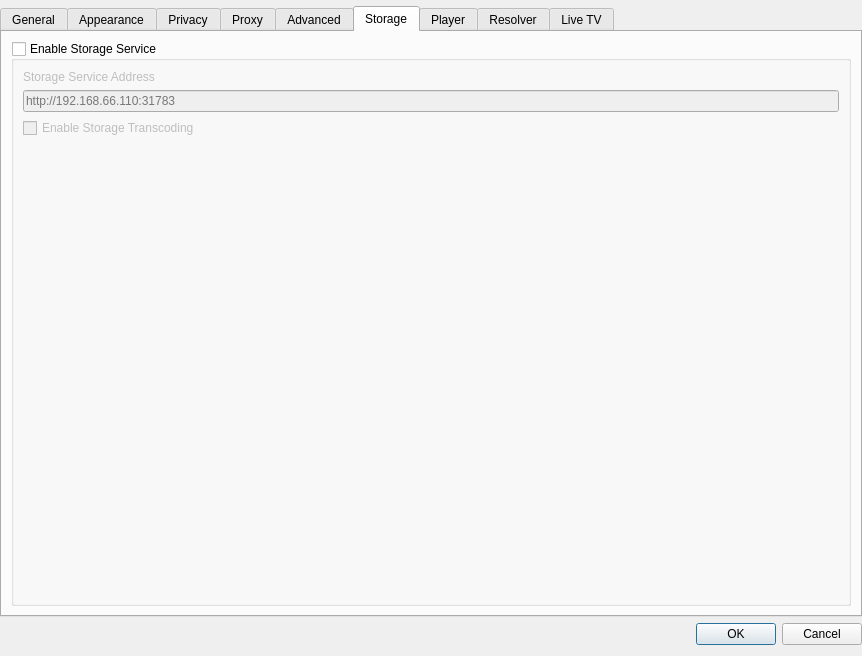
First picture: the form in src/desktop/ui/settings.ui, repository missdeer/imchenwen, before the edit.
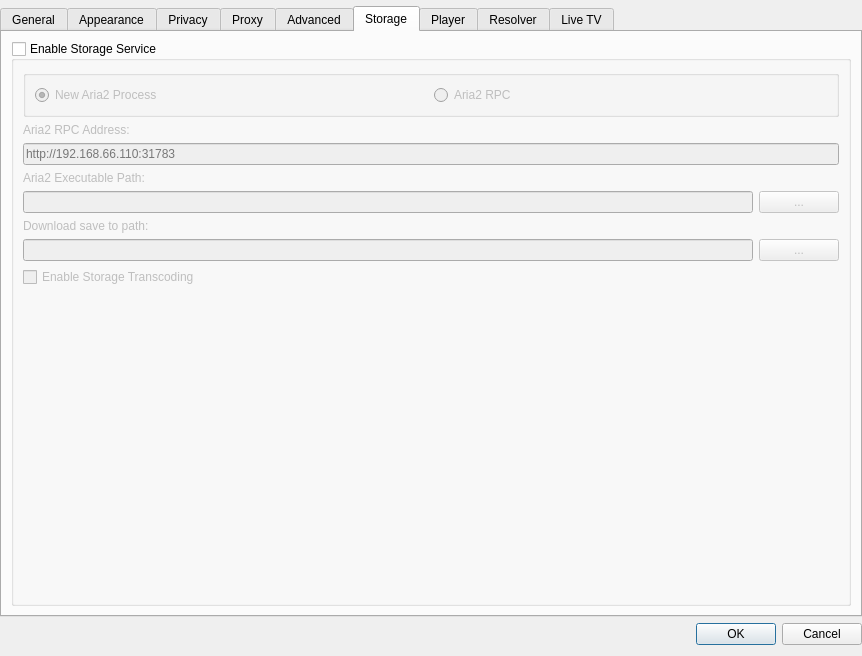
Second picture: the form after the edit. The open tabs and pages were chosen to show the change.

Commit message: (*)settings for aria2

Patch:
```diff
--- a/src/desktop/ui/settings.ui
+++ b/src/desktop/ui/settings.ui
@@ -741,10 +741,36 @@
           <bool>false</bool>
          </property>
          <layout class="QVBoxLayout" name="verticalLayout_9">
+          <item>
+           <widget class="QGroupBox" name="groupBox_2">
+            <property name="title">
+             <string/>
+            </property>
+            <layout class="QHBoxLayout" name="horizontalLayout_12">
+             <item>
+              <widget class="QRadioButton" name="rbNewAria2Process">
+               <property name="text">
+                <string>New Aria2 Process</string>
+               </property>
+               <property name="checked">
+                <bool>true</bool>
+               </property>
+              </widget>
+             </item>
+             <item>
+              <widget class="QRadioButton" name="rbAria2RPC">
+               <property name="text">
+                <string>Aria2 RPC</string>
+               </property>
+              </widget>
+             </item>
+            </layout>
+           </widget>
+          </item>
           <item>
            <widget class="QLabel" name="label_35">
             <property name="text">
-             <string>Storage Service Address</string>
+             <string>Aria2 RPC Address:</string>
             </property>
            </widget>
           </item>
@@ -755,6 +781,48 @@
             </property>
            </widget>
           </item>
+          <item>
+           <widget class="QLabel" name="label_38">
+            <property name="text">
+             <string>Aria2 Executable Path:</string>
+            </property>
+           </widget>
+          </item>
+          <item>
+           <layout class="QHBoxLayout" name="horizontalLayout_13">
+            <item>
+             <widget class="QLineEdit" name="edtAria2Path"/>
+            </item>
+            <item>
+             <widget class="QPushButton" name="btnBrowseAria2">
+              <property name="text">
+               <string>...</string>
+              </property>
+             </widget>
+            </item>
+           </layout>
+          </item>
+          <item>
+           <widget class="QLabel" name="label_39">
+            <property name="text">
+             <string>Download save to path:</string>
+            </property>
+           </widget>
+          </item>
+          <item>
+           <layout class="QHBoxLayout" name="horizontalLayout_14">
+            <item>
+             <widget class="QLineEdit" name="edtDownloadSavePath"/>
+            </item>
+            <item>
+             <widget class="QPushButton" name="btnBrowseDownloadSavePath">
+              <property name="text">
+               <string>...</string>
+              </property>
+             </widget>
+            </item>
+           </layout>
+          </item>
           <item>
            <widget class="QCheckBox" name="btnEnableStorageTranscoding">
             <property name="text">
@@ -770,7 +838,7 @@
             <property name="sizeHint" stdset="0">
              <size>
               <width>20</width>
-              <height>294</height>
+              <height>40</height>
              </size>
             </property>
            </spacer>
```
Left out of the diff: 2 changed lines with no effect on the pictures. The commit also changes 2 other files.
